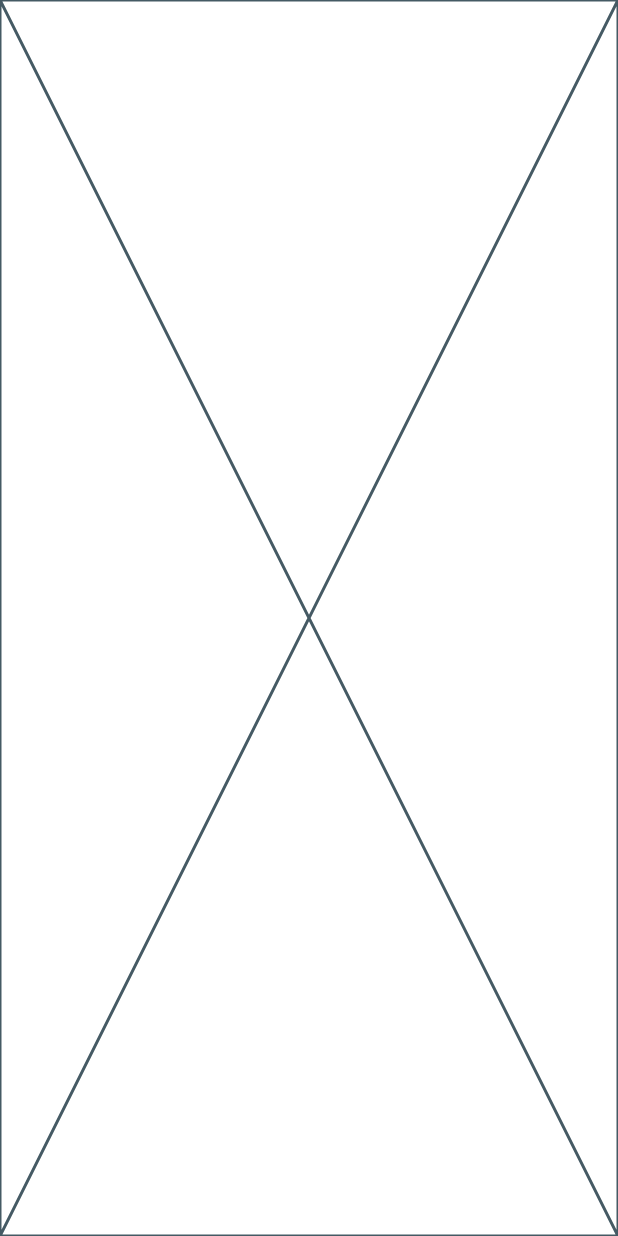
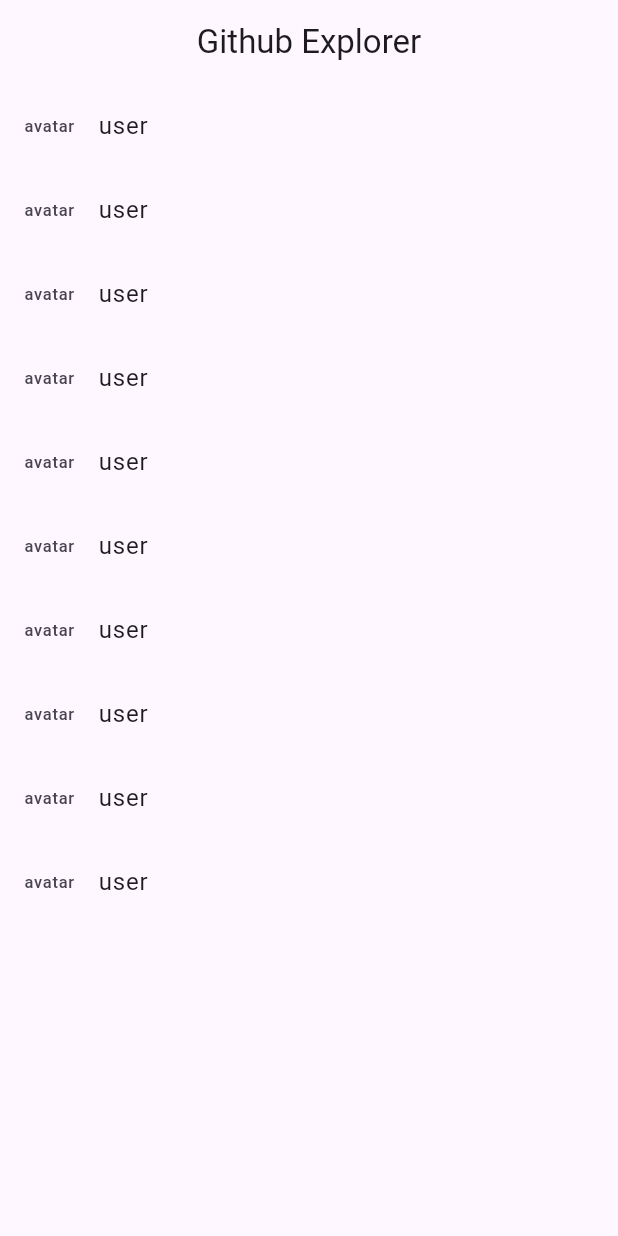
Before and after one commit to sangwonKim7/github_explorer, a Flutter app: the screen it shows after launch, on a phone screen of 412 x 824 dp. Run offline on Flutter 3.47's test engine with Material 3 defaults, Android fonts, the phone set to English and light mode, and no system bars; our stand-ins replace go_router.

Commit message:
feat: 홈, 상세 화면 기본 UI 추가

```diff
--- a/lib/views/home_screen.dart
+++ b/lib/views/home_screen.dart
@@ -1,10 +1,28 @@
 import 'package:flutter/material.dart';
+import 'package:go_router/go_router.dart';
 
 class HomeScreen extends StatelessWidget {
   const HomeScreen({super.key});
 
   @override
   Widget build(BuildContext context) {
-    return const Placeholder();
+    return Scaffold(
+      appBar: AppBar(
+        title: const Text("Github Explorer"),
+        centerTitle: true,
+      ),
+      body: ListView.builder(
+        itemCount: 10,
+        itemBuilder: (context, index) {
+          return ListTile(
+            leading: Text('avatar'),
+            title: Text('user'),
+            onTap: () {
+              context.push('/detail');
+            },
+          );
+        },
+      ),
+    );
   }
 }
```
Also changed, not shown: lib/views/detail_screen.dart (+15 -1 lines).
